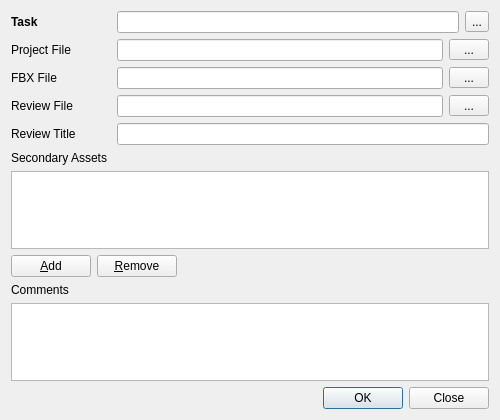
The window that module/wildchildanimation/gui/forms/maya/publish_dialog.ui (dearyangyu/swing) describes before a commit, drawn with Qt 5.
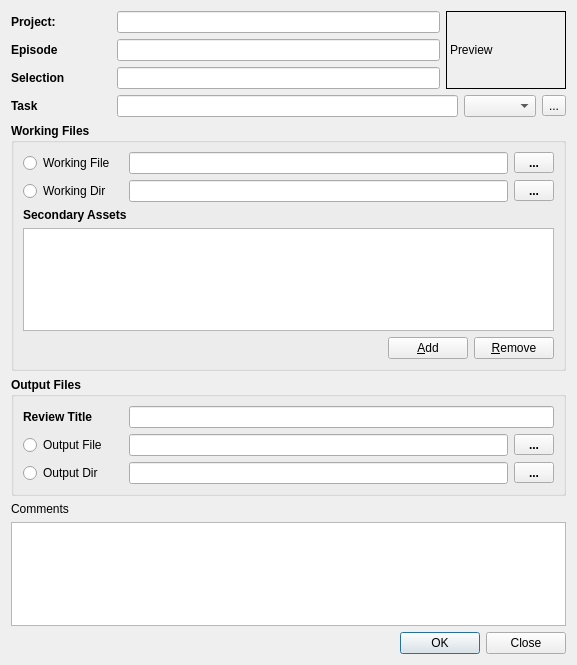
The same window after the commit.

```diff
--- a/module/wildchildanimation/gui/forms/maya/publish_dialog.ui
+++ b/module/wildchildanimation/gui/forms/maya/publish_dialog.ui
@@ -6,14 +6,116 @@
    <rect>
     <x>0</x>
     <y>0</y>
-    <width>500</width>
-    <height>420</height>
+    <width>577</width>
+    <height>665</height>
    </rect>
   </property>
   <property name="windowTitle">
    <string>Publish Asset for Task</string>
   </property>
-  <layout class="QVBoxLayout" name="verticalLayout">
+  <layout class="QVBoxLayout" name="verticalLayout_6">
+   <item>
+    <layout class="QHBoxLayout" name="horizontalLayout_7">
+     <item>
+      <layout class="QVBoxLayout" name="verticalLayout_2">
+       <item>
+        <layout class="QHBoxLayout" name="horizontalLayout_3">
+         <item>
+          <widget class="QLabel" name="label_3">
+           <property name="minimumSize">
+            <size>
+             <width>100</width>
+             <height>0</height>
+            </size>
+           </property>
+           <property name="font">
+            <font>
+             <weight>75</weight>
+             <bold>true</bold>
+            </font>
+           </property>
+           <property name="text">
+            <string>Project:</string>
+           </property>
+          </widget>
+         </item>
+         <item>
+          <widget class="QLineEdit" name="lineEdit"/>
+         </item>
+        </layout>
+       </item>
+       <item>
+        <layout class="QHBoxLayout" name="horizontalLayout_5">
+         <item>
+          <widget class="QLabel" name="label_4">
+           <property name="minimumSize">
+            <size>
+             <width>100</width>
+             <height>0</height>
+            </size>
+           </property>
+           <property name="font">
+            <font>
+             <weight>75</weight>
+             <bold>true</bold>
+            </font>
+           </property>
+           <property name="text">
+            <string>Episode</string>
+           </property>
+          </widget>
+         </item>
+         <item>
+          <widget class="QLineEdit" name="lineEdit_2"/>
+         </item>
+        </layout>
+       </item>
+       <item>
+        <layout class="QHBoxLayout" name="horizontalLayout_6">
+         <item>
+          <widget class="QLabel" name="label_5">
+           <property name="minimumSize">
+            <size>
+             <width>100</width>
+             <height>0</height>
+            </size>
+           </property>
+           <property name="font">
+            <font>
+             <weight>75</weight>
+             <bold>true</bold>
+            </font>
+           </property>
+           <property name="text">
+            <string>Selection</string>
+           </property>
+          </widget>
+         </item>
+         <item>
+          <widget class="QLineEdit" name="lineEdit_3"/>
+         </item>
+        </layout>
+       </item>
+      </layout>
+     </item>
+     <item>
+      <widget class="QLabel" name="labelIcon">
+       <property name="minimumSize">
+        <size>
+         <width>120</width>
+         <height>0</height>
+        </size>
+       </property>
+       <property name="frameShape">
+        <enum>QFrame::Box</enum>
+       </property>
+       <property name="text">
+        <string>Preview</string>
+       </property>
+      </widget>
+     </item>
+    </layout>
+   </item>
    <item>
     <layout class="QHBoxLayout" name="horizontalLayout_2">
      <item>
@@ -42,6 +144,9 @@
        </property>
       </widget>
      </item>
+     <item>
+      <widget class="QComboBox" name="comboBoxTaskStatus"/>
+     </item>
      <item>
       <widget class="QToolButton" name="toolButtonWeb">
        <property name="toolTip">
@@ -55,19 +160,38 @@
     </layout>
    </item>
    <item>
-    <layout class="QVBoxLayout" name="verticalLayout_2">
+    <widget class="QGroupBox" name="groupBox">
+     <property name="font">
+      <font>
+       <weight>75</weight>
+       <bold>true</bold>
+      </font>
+     </property>
+     <property name="title">
+      <string>Working Files</string>
+     </property>
+     <property name="flat">
+      <bool>false</bool>
+     </property>
+     <layout class="QVBoxLayout" name="verticalLayout_5">
      <item>
       <layout class="QHBoxLayout" name="horizontalLayoutProjectFile">
        <item>
-        <widget class="QLabel" name="projectFileLabel">
+         <widget class="QRadioButton" name="radioButton">
          <property name="minimumSize">
           <size>
            <width>100</width>
            <height>0</height>
           </size>
          </property>
+          <property name="font">
+           <font>
+            <weight>50</weight>
+            <bold>false</bold>
+           </font>
+          </property>
          <property name="text">
-          <string>Project File</string>
+           <string>Working File</string>
          </property>
         </widget>
        </item>
@@ -96,64 +220,31 @@
       </layout>
      </item>
      <item>
-      <layout class="QHBoxLayout" name="horizontalLayoutProjectFile_2">
+       <layout class="QHBoxLayout" name="horizontalLayoutProjectFile_4">
        <item>
-        <widget class="QLabel" name="fbxFileLabel">
+         <widget class="QRadioButton" name="radioButton_2">
          <property name="minimumSize">
           <size>
            <width>100</width>
            <height>0</height>
           </size>
          </property>
-         <property name="text">
-          <string>FBX File</string>
-         </property>
-        </widget>
-       </item>
-       <item>
-        <widget class="QLineEdit" name="fbxFileEdit"/>
-       </item>
-       <item>
-        <widget class="QToolButton" name="fbxFileToolButton">
-         <property name="minimumSize">
-          <size>
-           <width>40</width>
-           <height>0</height>
-          </size>
-         </property>
-         <property name="maximumSize">
-          <size>
-           <width>40</width>
-           <height>16777215</height>
-          </size>
-         </property>
+          <property name="font">
+           <font>
+            <weight>50</weight>
+            <bold>false</bold>
+           </font>
+          </property>
          <property name="text">
-          <string>...</string>
+           <string>Working Dir</string>
          </property>
         </widget>
        </item>
-      </layout>
-     </item>
      <item>
-      <layout class="QHBoxLayout" name="horizontalLayoutProjectFile_3">
-       <item>
-        <widget class="QLabel" name="reviewFile">
-         <property name="minimumSize">
-          <size>
-           <width>100</width>
-           <height>0</height>
-          </size>
-         </property>
-         <property name="text">
-          <string>Review File</string>
-         </property>
-        </widget>
+         <widget class="QLineEdit" name="projectFileEdit_2"/>
        </item>
        <item>
-        <widget class="QLineEdit" name="reviewFileEdit"/>
-       </item>
-       <item>
-        <widget class="QToolButton" name="reviewFileToolButton">
+         <widget class="QToolButton" name="projectFileToolButton_2">
          <property name="minimumSize">
           <size>
            <width>40</width>
@@ -174,27 +265,7 @@
       </layout>
      </item>
      <item>
-      <layout class="QHBoxLayout" name="horizontalLayout_4">
-       <item>
-        <widget class="QLabel" name="label">
-         <property name="minimumSize">
-          <size>
-           <width>100</width>
-           <height>0</height>
-          </size>
-         </property>
-         <property name="text">
-          <string>Review Title</string>
-         </property>
-        </widget>
-       </item>
-       <item>
-        <widget class="QLineEdit" name="reviewTitleLineEdit"/>
-       </item>
-      </layout>
-     </item>
-     <item>
-      <layout class="QVBoxLayout" name="verticalLayoutReferences">
+       <layout class="QVBoxLayout" name="verticalLayout_3">
        <item>
         <widget class="QLabel" name="referencesLabel">
          <property name="minimumSize">
@@ -203,6 +274,12 @@
            <height>0</height>
           </size>
          </property>
+          <property name="font">
+           <font>
+            <weight>75</weight>
+            <bold>true</bold>
+           </font>
+          </property>
          <property name="text">
           <string>Secondary Assets</string>
          </property>
@@ -212,27 +289,7 @@
         <widget class="QListView" name="referencesListView"/>
        </item>
        <item>
-        <layout class="QHBoxLayout" name="horizontalLayoutC4DReferences">
-         <item>
-          <widget class="QPushButton" name="referencesAddPushButton">
-           <property name="enabled">
-            <bool>true</bool>
-           </property>
-           <property name="text">
-            <string>&amp;Add</string>
-           </property>
-          </widget>
-         </item>
-         <item>
-          <widget class="QPushButton" name="referencesRemovePushButton">
-           <property name="enabled">
-            <bool>true</bool>
-           </property>
-           <property name="text">
-            <string>&amp;Remove</string>
-           </property>
-          </widget>
-         </item>
+         <layout class="QHBoxLayout" name="horizontalLayout_8">
          <item>
           <spacer name="horizontalSpacer">
            <property name="orientation">
@@ -246,7 +303,169 @@
            </property>
           </spacer>
          </item>
-        </layout>
+          <item>
+           <widget class="QPushButton" name="referencesAddPushButton">
+            <property name="enabled">
+             <bool>true</bool>
+            </property>
+            <property name="font">
+             <font>
+              <weight>50</weight>
+              <bold>false</bold>
+             </font>
+            </property>
+            <property name="text">
+             <string>&amp;Add</string>
+            </property>
+           </widget>
+          </item>
+          <item>
+           <widget class="QPushButton" name="referencesRemovePushButton">
+            <property name="enabled">
+             <bool>true</bool>
+            </property>
+            <property name="font">
+             <font>
+              <weight>50</weight>
+              <bold>false</bold>
+             </font>
+            </property>
+            <property name="text">
+             <string>&amp;Remove</string>
+            </property>
+           </widget>
+          </item>
+         </layout>
+        </item>
+       </layout>
+      </item>
+     </layout>
+    </widget>
+   </item>
+   <item>
+    <widget class="QGroupBox" name="groupBox_2">
+     <property name="font">
+      <font>
+       <weight>75</weight>
+       <bold>true</bold>
+      </font>
+     </property>
+     <property name="title">
+      <string>Output Files</string>
+     </property>
+     <layout class="QVBoxLayout" name="verticalLayout">
+      <item>
+       <layout class="QHBoxLayout" name="horizontalLayout_4">
+        <item>
+         <widget class="QLabel" name="label">
+          <property name="minimumSize">
+           <size>
+            <width>100</width>
+            <height>0</height>
+           </size>
+          </property>
+          <property name="text">
+           <string>Review Title</string>
+          </property>
+         </widget>
+        </item>
+        <item>
+         <widget class="QLineEdit" name="reviewTitleLineEdit"/>
+        </item>
+       </layout>
+      </item>
+      <item>
+       <layout class="QHBoxLayout" name="horizontalLayoutProjectFile_6">
+        <item>
+         <widget class="QRadioButton" name="radioButton_4">
+          <property name="minimumSize">
+           <size>
+            <width>100</width>
+            <height>0</height>
+           </size>
+          </property>
+          <property name="font">
+           <font>
+            <weight>50</weight>
+            <bold>false</bold>
+           </font>
+          </property>
+          <property name="text">
+           <string>Output File</string>
+          </property>
+         </widget>
+        </item>
+        <item>
+         <widget class="QLineEdit" name="projectFileEdit_4"/>
+        </item>
+        <item>
+         <widget class="QToolButton" name="projectFileToolButton_4">
+          <property name="minimumSize">
+           <size>
+            <width>40</width>
+            <height>0</height>
+           </size>
+          </property>
+          <property name="maximumSize">
+           <size>
+            <width>40</width>
+            <height>16777215</height>
+           </size>
+          </property>
+          <property name="text">
+           <string>...</string>
+          </property>
+         </widget>
+        </item>
+       </layout>
+      </item>
+      <item>
+       <layout class="QHBoxLayout" name="horizontalLayoutProjectFile_5">
+        <item>
+         <widget class="QRadioButton" name="radioButton_3">
+          <property name="minimumSize">
+           <size>
+            <width>100</width>
+            <height>0</height>
+           </size>
+          </property>
+          <property name="font">
+           <font>
+            <weight>50</weight>
+            <bold>false</bold>
+           </font>
+          </property>
+          <property name="text">
+           <string>Output Dir</string>
+          </property>
+         </widget>
+        </item>
+        <item>
+         <widget class="QLineEdit" name="projectFileEdit_3"/>
+        </item>
+        <item>
+         <widget class="QToolButton" name="projectFileToolButton_3">
+          <property name="minimumSize">
+           <size>
+            <width>40</width>
+            <height>0</height>
+           </size>
+          </property>
+          <property name="maximumSize">
+           <size>
+            <width>40</width>
+            <height>16777215</height>
+           </size>
+          </property>
+          <property name="text">
+           <string>...</string>
+          </property>
+         </widget>
+        </item>
+       </layout>
+      </item>
+     </layout>
+    </widget>
        </item>
        <item>
         <layout class="QVBoxLayout" name="verticalLayout_4">
@@ -268,10 +487,6 @@
          </item>
          <item>
           <widget class="QPlainTextEdit" name="commentEdit"/>
-         </item>
-        </layout>
-       </item>
-      </layout>
      </item>
     </layout>
    </item>
```
Lines whose indentation alone changed are shown as unchanged.
